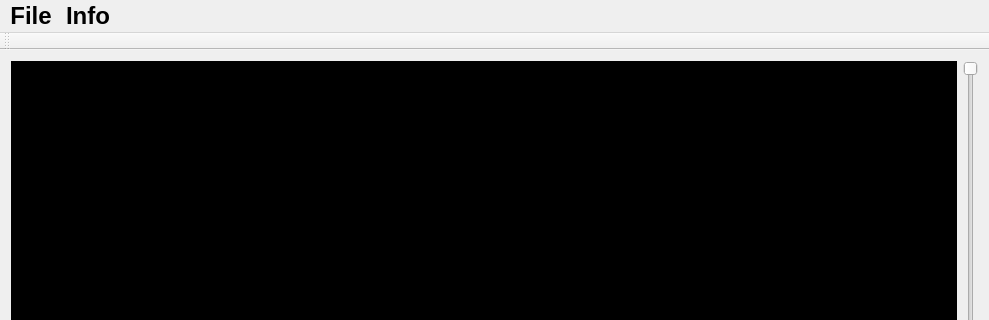
Qt form mainwindow.ui (JorSean/dicom-explorer) before a commit; both pictures show x 0 to 989 and y 0 to 320 of the 989 by 667 pixel window.
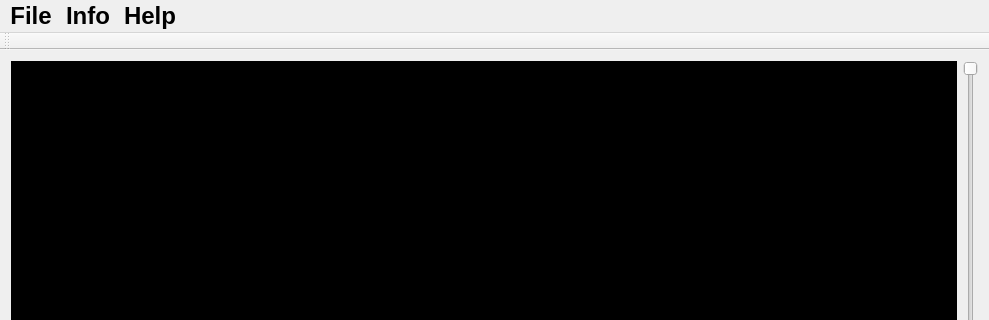
The same form after that commit.

Commit message: 增加About对话框

What changed in the file:
```diff
--- a/mainwindow.ui
+++ b/mainwindow.ui
@@ -105,8 +105,15 @@
     </property>
     <addaction name="actionDicomTags"/>
    </widget>
+   <widget class="QMenu" name="menuHelp">
+    <property name="title">
+     <string>Help</string>
+    </property>
+    <addaction name="actionAbout"/>
+   </widget>
    <addaction name="menuFile"/>
    <addaction name="menuInfo"/>
+   <addaction name="menuHelp"/>
   </widget>
   <widget class="QToolBar" name="mainToolBar">
    <property name="windowTitle">
```
Left out of the diff: 5 changed lines with no effect on the pictures. The commit also changes 2 other files.
